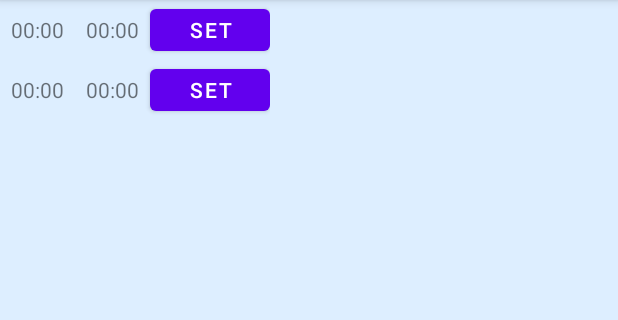
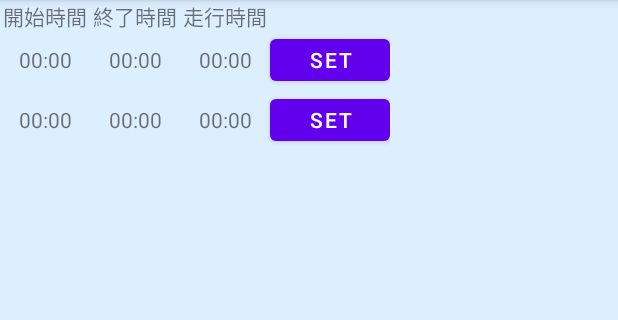
Before and after one commit to makian-github/StintCalcApp, an Android app: the screen it shows after launch (MainActivity), on a phone screen of 412 x 824 dp, the part 84-404 px from its top. Run offline under Robolectric (Android 15) with nearby library versions, the phone set to English and light mode, and no system bars.

Commit message:
パーツの宣言を配列型に変更

```diff
--- a/app/src/main/java/com/example/stintcalcapp/MainActivity.java
+++ b/app/src/main/java/com/example/stintcalcapp/MainActivity.java
@@ -11,11 +11,12 @@ import android.widget.TextView;
 public class MainActivity extends AppCompatActivity {
 
     private StintData stintData;
+    private int allStintCount;
     private MyApp myApp;
-    private TextView startTime0;
-    private TextView endTime0;
-    private TextView startTime1;
-    private TextView endTime1;
+    private TextView[] startTime;
+    private TextView[] endTime;
+//    private TextView startTime1;
+//    private TextView endTime1;
     int driverNum = 0;
 
     @Override
@@ -24,12 +25,18 @@ public class MainActivity extends AppCompatActivity {
         setContentView(R.layout.activity_main);
 
         stintData = (StintData) this.getApplication();
-        //stintData.setDriverName("def");
 
-        startTime0 = findViewById(R.id.startTime0);
-        endTime0 = findViewById(R.id.endTime0);
-        startTime1 = findViewById(R.id.startTime1);
-        endTime1 = findViewById(R.id.endTime1);
+        //全スティント数
+        allStintCount = 2;
+
+        //スティントの開始/終了時間のTextViewの定義
+        startTime =  new TextView[allStintCount];
+        endTime = new TextView[allStintCount];
+
+        startTime[0] = findViewById(R.id.startTime0);
+        startTime[1] = findViewById(R.id.startTime1);
+        endTime[0] = findViewById(R.id.endTime0);
+        endTime[1] = findViewById(R.id.endTime1);
 
         Button setButton0 = findViewById(R.id.setButton0);
         Button setButton1 = findViewById(R.id.setButton1);
@@ -56,9 +63,10 @@ public class MainActivity extends AppCompatActivity {
     @Override
     protected void onResume() {
         super.onResume();
-        startTime0.setText(stintData.getRaceData()[0][1]);
-        endTime0.setText(stintData.getRaceData()[0][2]);
-        startTime1.setText(stintData.getRaceData()[1][1]);
-        endTime1.setText(stintData.getRaceData()[1][2]);
+
+        for (int i = 0; i < stintData.getRaceData().length; i++) {
+            startTime[i].setText(stintData.getRaceData()[i][1]);
+            endTime[i].setText(stintData.getRaceData()[i][2]);
+        }
     }
 }
--- a/app/src/main/res/layout/activity_main.xml
+++ b/app/src/main/res/layout/activity_main.xml
@@ -7,6 +7,30 @@
     android:background="#def"
     tools:context=".MainActivity">
 
+    <LinearLayout
+        android:layout_width="wrap_content"
+        android:layout_height="wrap_content"
+        android:orientation="horizontal">
+
+        <TextView
+            android:layout_width="@dimen/textView_width"
+            android:layout_height="@dimen/textView_height"
+            android:text="@string/startTimeTxt"
+            android:textAlignment="center"
+            />
+        <TextView
+            android:layout_width="@dimen/textView_width"
+            android:layout_height="@dimen/textView_height"
+            android:text="@string/endTimeTxt"
+            android:textAlignment="center"
+            />
+        <TextView
+            android:layout_width="@dimen/textView_width"
+            android:layout_height="@dimen/textView_height"
+            android:text="@string/runTimeText"
+            android:textAlignment="center"
+            />
+    </LinearLayout>
 
     <LinearLayout
             android:layout_width="wrap_content"
@@ -15,19 +39,25 @@
 
         <TextView
             android:id="@+id/startTime0"
-            android:layout_width="50dp"
-            android:layout_height="20dp"
+            android:layout_width="@dimen/textView_width"
+            android:layout_height="@dimen/textView_height"
             android:text="@string/def_time"
             android:textAlignment="center"
             />
         <TextView
             android:id="@+id/endTime0"
-            android:layout_width="50dp"
-            android:layout_height="20dp"
+            android:layout_width="@dimen/textView_width"
+            android:layout_height="@dimen/textView_height"
             android:text="@string/def_time"
             android:textAlignment="center"
             />
-
+        <TextView
+            android:id="@+id/runTime0"
+            android:layout_width="@dimen/textView_width"
+            android:layout_height="@dimen/textView_height"
+            android:text="@string/def_time"
+            android:textAlignment="center"
+            />
         <Button
             android:id="@+id/setButton0"
             android:layout_width="80dp"
@@ -43,19 +73,25 @@
 
         <TextView
             android:id="@+id/startTime1"
-            android:layout_width="50dp"
-            android:layout_height="20dp"
+            android:layout_width="@dimen/textView_width"
+            android:layout_height="@dimen/textView_height"
             android:text="@string/def_time"
             android:textAlignment="center"
             />
         <TextView
             android:id="@+id/endTime1"
-            android:layout_width="50dp"
-            android:layout_height="20dp"
+            android:layout_width="@dimen/textView_width"
+            android:layout_height="@dimen/textView_height"
             android:text="@string/def_time"
             android:textAlignment="center"
             />
-
+        <TextView
+            android:id="@+id/runTime1"
+            android:layout_width="@dimen/textView_width"
+            android:layout_height="@dimen/textView_height"
+            android:text="@string/def_time"
+            android:textAlignment="center"
+            />
         <Button
             android:id="@+id/setButton1"
             android:layout_width="80dp"
--- /dev/null
+++ b/app/src/main/res/values/dimens.xml
@@ -0,0 +1,5 @@
+<?xml version="1.0" encoding="utf-8"?>
+<resources>
+    <dimen name="textView_height">20dp</dimen>
+    <dimen name="textView_width">60dp</dimen>
+</resources>
--- a/app/src/main/res/values/strings.xml
+++ b/app/src/main/res/values/strings.xml
@@ -7,4 +7,7 @@
     <string name="startTime">StartTimeSet</string>
     <string name="endTime">EndTimeSet</string>
     <string name="def_time">00:00</string>
+    <string name="startTimeTxt">開始時間</string>
+    <string name="endTimeTxt">終了時間</string>
+    <string name="runTimeText">走行時間</string>
 </resources>
```
